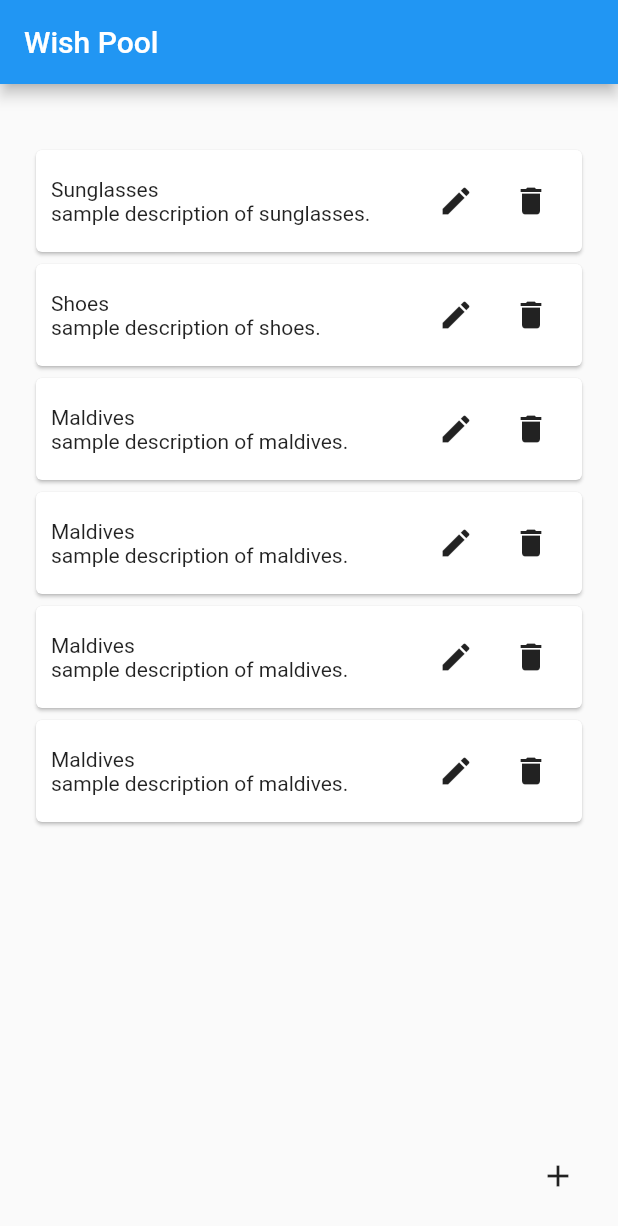
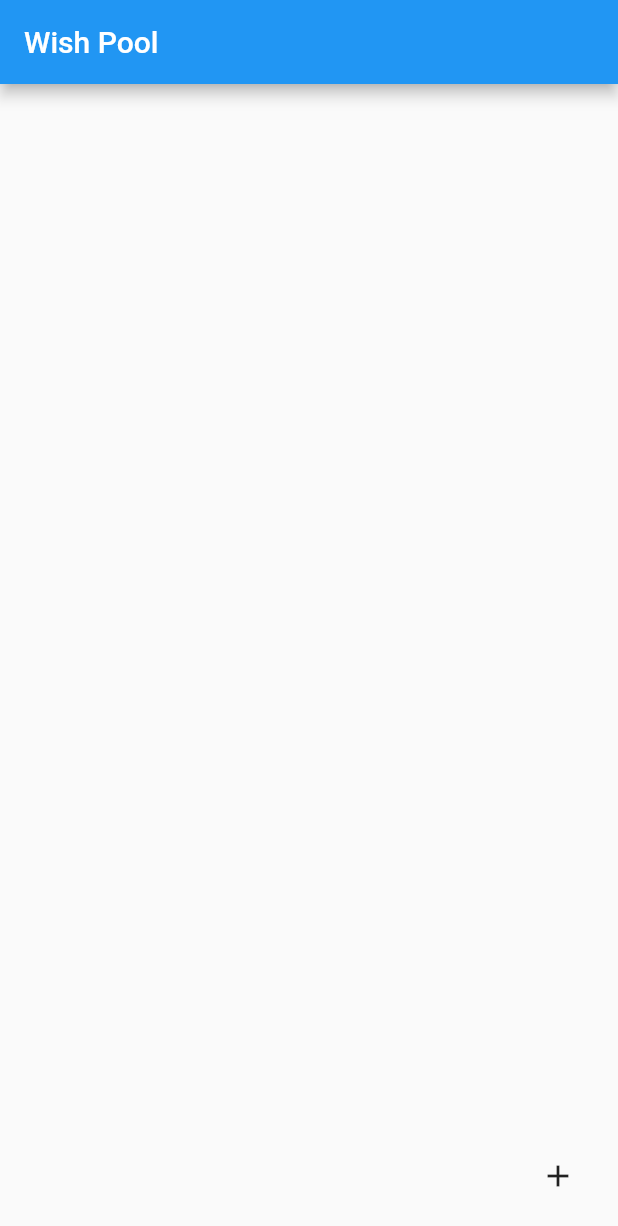
Before and after one commit to Poojagajbhiye/Wish-Pool, a Flutter app: the screen it shows after launch, on a phone screen of 412 x 824 dp. Shown: the top 1226 px of the screen. Run offline on Flutter 3.47's test engine with Material 2 defaults, Android fonts, the light colour scheme and no system bars.

Commit message:
Improved state management and navigation
Used provider package as state management approach. Converted all the stateful widgets to stateless. Fixed navigation from home screen to add wish screen and edit wish screen.

```diff
--- a/lib/main.dart
+++ b/lib/main.dart
@@ -3,16 +3,25 @@
 import 'package:wish_pool/screens/edit_wish.dart';
 import 'package:wish_pool/screens/home.dart';
 
+import 'package:provider/provider.dart';
+
 import 'models/wishlist.dart';
+import 'models/wish.dart';
 
 void main() {
-  runApp(MyApp());
+  runApp(
+    MultiProvider(
+      providers: [
+        ChangeNotifierProvider(create: (context) => Wish()),
+        ChangeNotifierProvider(create: (context) => WishList()),
+      ],
+      child: const MyApp(),
+    ),
+  );
 }
 
 class MyApp extends StatelessWidget {
-  MyApp({Key? key}) : super(key: key);
-
-  final WishList wishPool = WishList();
+  const MyApp({Key? key}) : super(key: key);
 
   @override
   Widget build(BuildContext context) {
@@ -22,13 +31,13 @@
       theme: ThemeData(
         primarySwatch: Colors.blue,
       ),
-      home: SafeArea(
-        child: HomeScreen(wishPool),
+      home: const SafeArea(
+        child: HomeScreen(),
       ),
       routes: {
-        HomeScreen.routeName: (context) => HomeScreen(wishPool),
-        AddWish.routeName: (context) => AddWish(wishPool),
-        EditWish.routeName: (context) => const EditWish(),
+        HomeScreen.routeName: (context) => const HomeScreen(),
+        AddWish.routeName: (context) => AddWish(),
+        EditWish.routeName: (context) => EditWish(),
       },
     );
   }
--- a/lib/models/wish.dart
+++ b/lib/models/wish.dart
@@ -1,12 +1,19 @@
-class Wish {
-  String title;
-  String description;
+import 'package:flutter/cupertino.dart';
+
+class Wish extends ChangeNotifier {
+  String title = "";
+  String description = "";
   //TODO: Add image property
 
-  Wish(this.title, this.description);
+  String get wishTitle => title;
+  String get wishDescription => description;
 
-  void updateWish(String title, String description) {
-    this.title = title;
-    this.description = description;
+  set wishTitle(String ttl) => title = ttl;
+  set wishDescription(String desc) => description = desc;
+
+  void updateWish(String ttl, String desc) {
+    title = ttl;
+    description = desc;
+    notifyListeners();
   }
 }
--- a/lib/models/wishlist.dart
+++ b/lib/models/wishlist.dart
@@ -1,20 +1,21 @@
+import 'package:flutter/cupertino.dart';
+
 import 'wish.dart';
 
-class WishList {
-  List<Wish> wishes = <Wish>[
-    Wish("Sunglasses", "sample description of sunglasses."),
-    Wish("Shoes", "sample description of shoes."),
-    Wish("Maldives", "sample description of maldives."),
-    Wish("Maldives", "sample description of maldives."),
-    Wish("Maldives", "sample description of maldives."),
-    Wish("Maldives", "sample description of maldives."),
-  ];
+class WishList extends ChangeNotifier {
+  final List<Wish> _wishes = <Wish>[];
+
+  List<Wish> get allWishes => _wishes;
+
+  int get totalWishes => _wishes.length;
 
   void addWish(Wish wish) {
-    wishes.add(wish);
+    _wishes.add(wish);
+    notifyListeners();
   }
 
   void removeWish(Wish wish) {
-    wishes.remove(wish);
+    _wishes.remove(wish);
+    notifyListeners();
   }
 }
--- a/lib/screens/home.dart
+++ b/lib/screens/home.dart
@@ -3,27 +3,14 @@ import 'package:wish_pool/models/wishlist.dart';
 import 'package:wish_pool/screens/add_wish.dart';
 
 import 'edit_wish.dart';
+import 'package:provider/provider.dart';
 
-class HomeScreen extends StatefulWidget {
-  const HomeScreen(this.wishPool, {Key? key}) : super(key: key);
+class HomeScreen extends StatelessWidget {
+  const HomeScreen({Key? key}) : super(key: key);
   static const routeName = '/home';
-
-  final WishList wishPool;
-
-  @override
-  State<HomeScreen> createState() => _HomeScreenState();
-}
-
-class _HomeScreenState extends State<HomeScreen> {
-  void wishRemoved(var wish) {
-    setState(() {
-      widget.wishPool.removeWish(wish);
-    });
-  }
 
   @override
   Widget build(BuildContext context) {
-    var wishes = widget.wishPool.wishes;
     return Scaffold(
       appBar: AppBar(
         title: const Text("Wish Pool"),
@@ -34,8 +21,9 @@ class _HomeScreenState extends State<HomeScreen> {
           left: 20,
           right: 20,
         ),
-        child: ListView.builder(
-          itemCount: wishes.length,
+        child: Consumer<WishList>(
+          builder: (context, wishes, child) => ListView.builder(
+            itemCount: wishes.totalWishes,
             itemBuilder: ((context, index) => Card(
                   child: Padding(
                     padding: const EdgeInsets.all(10.0),
@@ -45,8 +33,8 @@ class _HomeScreenState extends State<HomeScreen> {
                         Column(
                           crossAxisAlignment: CrossAxisAlignment.start,
                           children: [
-                          Text(wishes[index].title),
-                          Text(wishes[index].description),
+                            Text(wishes.allWishes[index].title),
+                            Text(wishes.allWishes[index].description),
                           ],
                         ),
                         Row(
@@ -57,7 +45,7 @@ class _HomeScreenState extends State<HomeScreen> {
                                 Navigator.pushNamed(
                                   context,
                                   EditWish.routeName,
-                                arguments: wishes[index],
+                                  arguments: wishes.allWishes[index],
                                 );
                               },
                               icon: const Icon(
@@ -71,7 +59,8 @@ class _HomeScreenState extends State<HomeScreen> {
                               icon: const Icon(
                                 Icons.delete,
                               ),
-                            onPressed: () => wishRemoved(wishes[index]),
+                              onPressed: () =>
+                                  wishes.removeWish(wishes.allWishes[index]),
                             ),
                           ],
                         ),
@@ -79,6 +68,7 @@ class _HomeScreenState extends State<HomeScreen> {
                     ),
                   ),
                 )),
+          ),
         ),
       ),
       floatingActionButton: IconButton(
--- a/pubspec.yaml
+++ b/pubspec.yaml
@@ -34,6 +34,7 @@ dependencies:
   # The following adds the Cupertino Icons font to your application.
   # Use with the CupertinoIcons class for iOS style icons.
   cupertino_icons: ^1.0.2
+  provider: ^6.0.3
 
 dev_dependencies:
   flutter_test:
```
Also changed, not shown: lib/screens/add_wish.dart (+21 -21 lines), lib/screens/edit_wish.dart (+5 -13 lines), pubspec.lock. Lines whose indentation alone changed are shown as unchanged.
